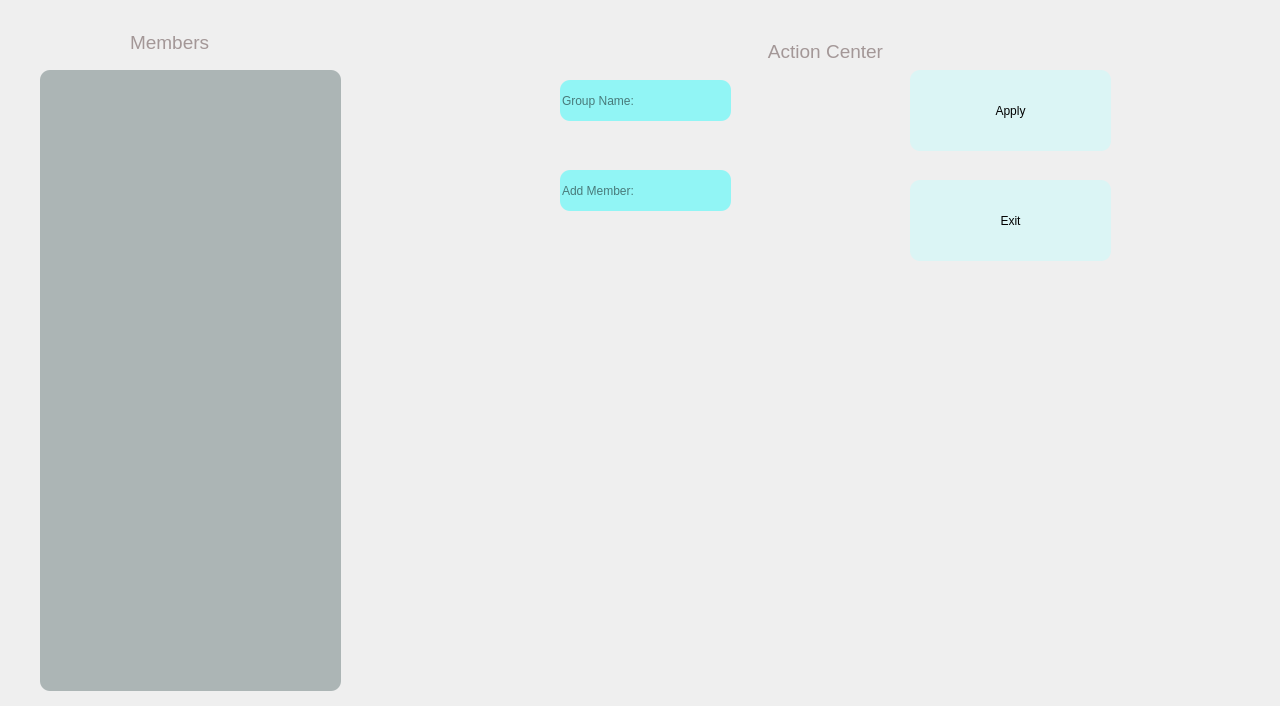
Above: chat_gui3.ui from yotam5/secure_gui_chat before the change. Below: the same form after it.
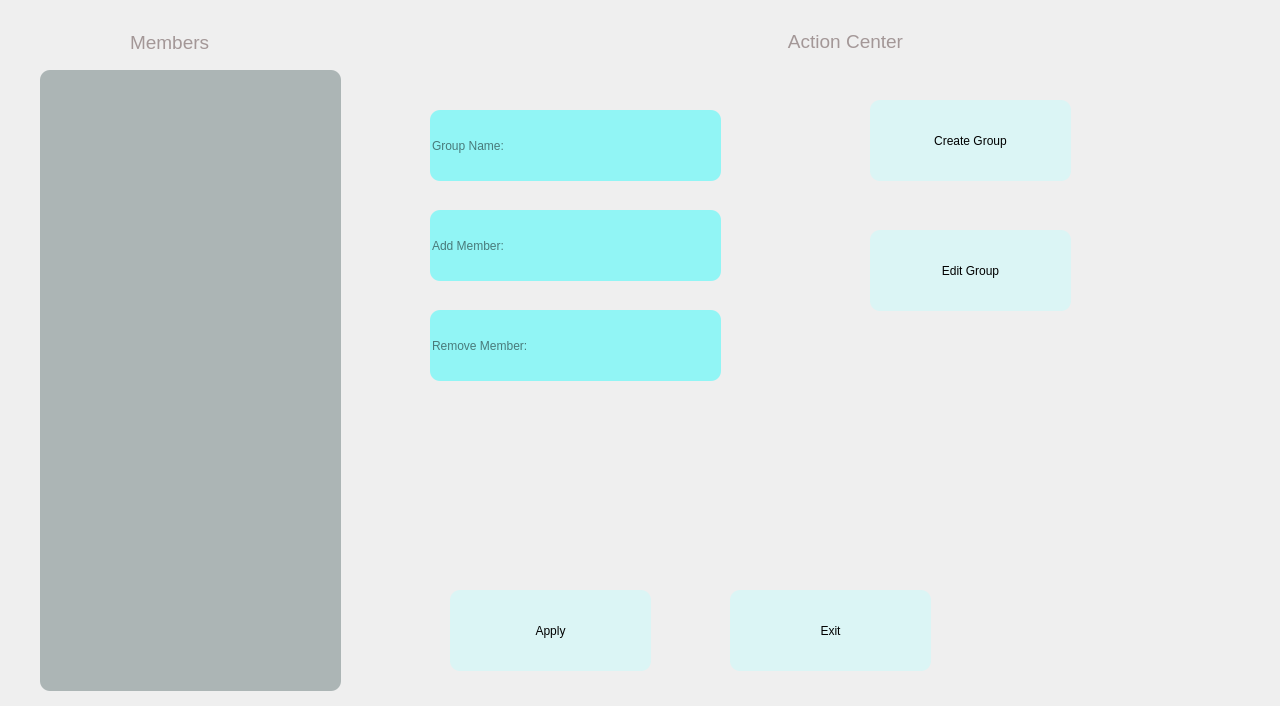
That is the form after the change. The open tabs and pages were chosen to show the change. Icons and pictures are not drawn.

What changed in the file:
```diff
--- a/chat_gui3.ui
+++ b/chat_gui3.ui
@@ -413,8 +413,8 @@
      <widget class="QLabel" name="action_center">
       <property name="geometry">
        <rect>
-        <x>740</x>
-        <y>40</y>
+        <x>760</x>
+        <y>30</y>
         <width>171</width>
         <height>20</height>
        </rect>
@@ -427,64 +427,11 @@
        <string>&lt;html&gt;&lt;head/&gt;&lt;body&gt;&lt;p align=&quot;center&quot;&gt;&lt;span style=&quot; font-size:14pt;&quot;&gt;Action Center&lt;/span&gt;&lt;/p&gt;&lt;/body&gt;&lt;/html&gt;</string>
       </property>
      </widget>
-     <widget class="QStackedWidget" name="group_stack">
+     <widget class="QPushButton" name="apply_group_editor">
       <property name="geometry">
        <rect>
-        <x>410</x>
-        <y>70</y>
-        <width>431</width>
-        <height>461</height>
-       </rect>
-      </property>
-      <property name="styleSheet">
-       <string notr="true">                  background-color: rgba(0, 255, 255, 0);
-</string>
-      </property>
-      <widget class="QWidget" name="create">
-       <widget class="QLineEdit" name="group_name">
-        <property name="geometry">
-         <rect>
-          <x>150</x>
-          <y>10</y>
-          <width>171</width>
-          <height>41</height>
-         </rect>
-        </property>
-        <property name="styleSheet">
-         <string notr="true">border: 3px light green; 
-                  background-color: rgba(0, 255, 255, 100);
-border-radius: 10px;</string>
-        </property>
-        <property name="placeholderText">
-         <string>Group Name:</string>
-        </property>
-       </widget>
-       <widget class="QLineEdit" name="add_member">
-        <property name="geometry">
-         <rect>
-          <x>150</x>
-          <y>100</y>
-          <width>171</width>
-          <height>41</height>
-         </rect>
-        </property>
-        <property name="styleSheet">
-         <string notr="true">border: 3px light green; 
-                  background-color: rgba(0, 255, 255, 100);
-border-radius: 10px;</string>
-        </property>
-        <property name="placeholderText">
-         <string>Add Member:</string>
-        </property>
-       </widget>
-      </widget>
-      <widget class="QWidget" name="edit"/>
-     </widget>
-     <widget class="QPushButton" name="apply">
-      <property name="geometry">
-       <rect>
-        <x>910</x>
-        <y>70</y>
+        <x>450</x>
+        <y>590</y>
         <width>201</width>
         <height>81</height>
        </rect>
@@ -501,8 +448,8 @@
      <widget class="QPushButton" name="pushButton_3">
       <property name="geometry">
        <rect>
-        <x>910</x>
-        <y>180</y>
+        <x>730</x>
+        <y>590</y>
         <width>201</width>
         <height>81</height>
        </rect>
@@ -516,6 +463,131 @@
        <string>Exit</string>
       </property>
      </widget>
+     <widget class="QStackedWidget" name="group_common_stack">
+      <property name="geometry">
+       <rect>
+        <x>400</x>
+        <y>80</y>
+        <width>331</width>
+        <height>321</height>
+       </rect>
+      </property>
+      <property name="styleSheet">
+       <string notr="true">background-color: rgba(255, 255, 255,0);</string>
+      </property>
+      <widget class="QWidget" name="group_common">
+       <widget class="QLineEdit" name="group_remove_member">
+        <property name="geometry">
+         <rect>
+          <x>30</x>
+          <y>230</y>
+          <width>291</width>
+          <height>71</height>
+         </rect>
+        </property>
+        <property name="styleSheet">
+         <string notr="true">border: 3px light green; 
+font: 14pt &quot;mononoki&quot;;
+                  background-color: rgba(0, 255, 255, 100);
+border-radius: 10px;</string>
+        </property>
+        <property name="placeholderText">
+         <string>Remove Member:</string>
+        </property>
+       </widget>
+       <widget class="QLineEdit" name="group_add_member">
+        <property name="geometry">
+         <rect>
+          <x>30</x>
+          <y>130</y>
+          <width>291</width>
+          <height>71</height>
+         </rect>
+        </property>
+        <property name="styleSheet">
+         <string notr="true">border: 3px light green; 
+font: 14pt &quot;mononoki&quot;;
+                  background-color: rgba(0, 255, 255, 100);
+border-radius: 10px;</string>
+        </property>
+        <property name="placeholderText">
+         <string>Add Member:</string>
+        </property>
+       </widget>
+       <widget class="QLineEdit" name="group_name">
+        <property name="geometry">
+         <rect>
+          <x>30</x>
+          <y>30</y>
+          <width>291</width>
+          <height>71</height>
+         </rect>
+        </property>
+        <property name="styleSheet">
+         <string notr="true">border: 3px light green; 
+font: 14pt &quot;mononoki&quot;;
+                  background-color: rgba(0, 255, 255, 100);
+border-radius: 10px;</string>
+        </property>
+        <property name="placeholderText">
+         <string>Group Name:</string>
+        </property>
+       </widget>
+      </widget>
+      <widget class="QWidget" name="group_common_empty"/>
+     </widget>
+     <widget class="QStackedWidget" name="group_action_stack">
+      <property name="geometry">
+       <rect>
+        <x>840</x>
+        <y>70</y>
+        <width>251</width>
+        <height>291</height>
+       </rect>
+      </property>
+      <property name="styleSheet">
+       <string notr="true">background-color: rgba(255, 255, 255,0);</string>
+      </property>
+      <widget class="QWidget" name="select_group_action">
+       <widget class="QPushButton" name="create_group_btn">
+        <property name="geometry">
+         <rect>
+          <x>30</x>
+          <y>30</y>
+          <width>201</width>
+          <height>81</height>
+         </rect>
+        </property>
+        <property name="styleSheet">
+         <string notr="true">background-color: rgba(180,255, 255, 90);
+font: 14pt &quot;mononoki&quot;;
+ border-radius: 10px;</string>
+        </property>
+        <property name="text">
+         <string>Create Group</string>
+        </property>
+       </widget>
+       <widget class="QPushButton" name="edit_group_btn">
+        <property name="geometry">
+         <rect>
+          <x>30</x>
+          <y>160</y>
+          <width>201</width>
+          <height>81</height>
+         </rect>
+        </property>
+        <property name="styleSheet">
+         <string notr="true">background-color: rgba(180,255, 255, 90);
+font: 14pt &quot;mononoki&quot;;
+ border-radius: 10px;</string>
+        </property>
+        <property name="text">
+         <string>Edit Group</string>
+        </property>
+       </widget>
+      </widget>
+      <widget class="QWidget" name="empty_group_selection"/>
+     </widget>
     </widget>
    </widget>
   </widget>
```
Left out of the diff: 15 changed lines with no effect on the pictures.
